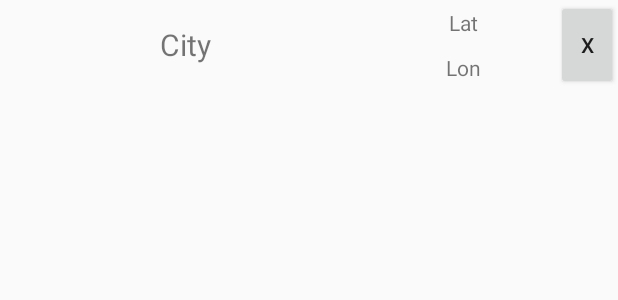
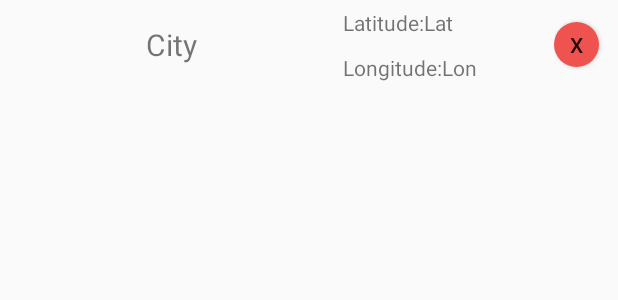
Before and after one commit to d100495/WeatherApp, an Android app: the layout adapter_view_favorites.xml on its own in the app's theme, with its tools: preview values and no code run, on a phone screen of 412 x 824 dp. Shown: the top 300 px of the screen. Run offline under Robolectric (Android 15) with nearby library versions, the phone set to English and light mode, and no system bars; network calls fail.

Commit message:
Added option to show and remove stations from favorites

```diff
--- /dev/null
+++ b/WeatherAppAndroidClient/app/src/main/res/drawable/button_shape_delete.xml
@@ -0,0 +1,12 @@
+<?xml version="1.0" encoding="utf-8"?>
+<shape xmlns:android="http://schemas.android.com/apk/res/android" android:shape="oval">
+    <solid android:color="@color/red_400" />
+
+    <corners android:bottomRightRadius="180dip"
+        android:bottomLeftRadius="180dip"
+        android:topRightRadius="180dip"
+        android:topLeftRadius="180dip"/>
+    <size
+        android:width="50dp"
+        android:height="50dp"/>
+</shape>
--- a/WeatherAppAndroidClient/app/src/main/res/layout/adapter_view_favorites.xml
+++ b/WeatherAppAndroidClient/app/src/main/res/layout/adapter_view_favorites.xml
@@ -10,7 +10,7 @@
         >
 
         <LinearLayout
-            android:layout_weight="6"
+            android:layout_weight="5"
             android:layout_width="0dp"
             android:orientation="vertical"
             android:layout_height="@dimen/favoritesListElementHeight">
@@ -31,13 +31,30 @@
             android:layout_weight="3"
             android:layout_height="@dimen/favoritesListElementHeight">
 
+            <LinearLayout
+                android:orientation="horizontal"
+                android:layout_width="wrap_content"
+                android:layout_height="wrap_content">
+                <TextView
+                    android:layout_width="wrap_content"
+                    android:text="@string/currentWeatherLatitude"
+                    android:layout_height="wrap_content" />
                 <TextView
                     android:id="@+id/favoritesLatTextView"
                     android:layout_width="match_parent"
                     android:gravity="center"
                     android:text="Lat"
                     android:layout_height="@dimen/favoritesListElementHeightDetail" />
+            </LinearLayout>
 
+            <LinearLayout
+                android:orientation="horizontal"
+                android:layout_width="wrap_content"
+                android:layout_height="wrap_content">
+                <TextView
+                    android:layout_width="wrap_content"
+                    android:text="@string/currentWeatherLongitude"
+                    android:layout_height="wrap_content" />
                 <TextView
                     android:id="@+id/favoritesLonTextView"
                     android:text="Lon"
@@ -48,19 +65,24 @@
                     />
             </LinearLayout>
 
+        </LinearLayout>
+
         <LinearLayout
             android:layout_weight="1"
             android:layout_width="0dp"
             android:orientation="vertical"
+            android:gravity="center_vertical"
+            android:paddingLeft="3dp"
             android:layout_height="@dimen/favoritesListElementHeight">
             <Button
                 android:id="@+id/favoritesDeleteButton"
+                android:background="@drawable/button_shape_delete"
                 android:text="X"
-                android:layout_gravity="center"
-                android:gravity="center"
+                android:layout_gravity="center_vertical"
+                android:gravity="center_vertical"
                 android:textAlignment="center"
-                android:layout_width="match_parent"
-                android:layout_height="match_parent"
+                android:layout_width="30dp"
+                android:layout_height="30dp"
                 />
         </LinearLayout>
 
--- a/WeatherAppAndroidClient/app/src/main/res/values/strings.xml
+++ b/WeatherAppAndroidClient/app/src/main/res/values/strings.xml
@@ -31,4 +31,6 @@
     <string name="forecastUnit_WindSpeed">[km/h]</string>
     <string name="forecastUnit_Temperature">[°C]</string>
     <string name="menuItem_favorites">Favorites</string>
+
+    <string name="deletedFavoriteStation_notification">Station removed!</string>
 </resources>
```
Also changed, not shown: WeatherAppAndroidClient/app/src/main/java/com/example/dunger/weatherappandroidclient/Services/FavoritesService.java (+34 -1 lines), WeatherAppAndroidClient/app/src/main/java/com/example/dunger/weatherappandroidclient/UI/FavoritesListAdapter.java (+5 -2 lines). Lines whose indentation alone changed are shown as unchanged.
